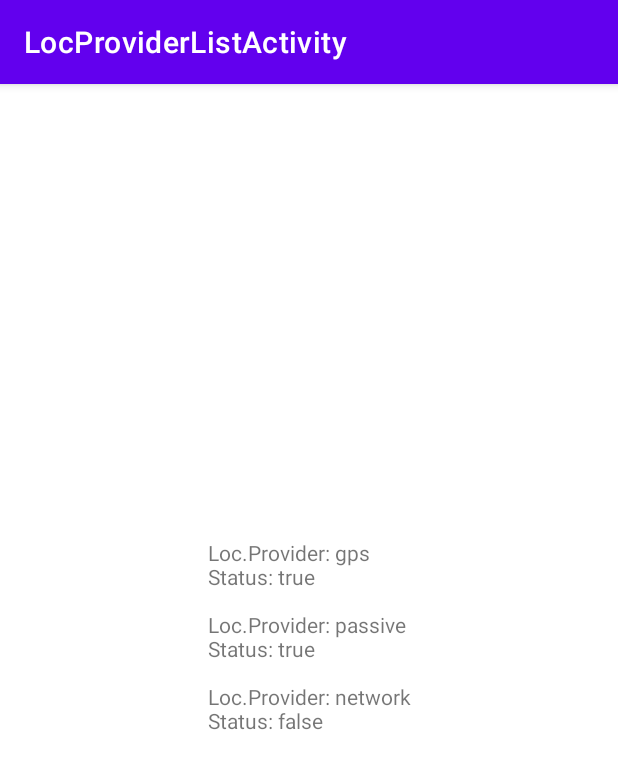
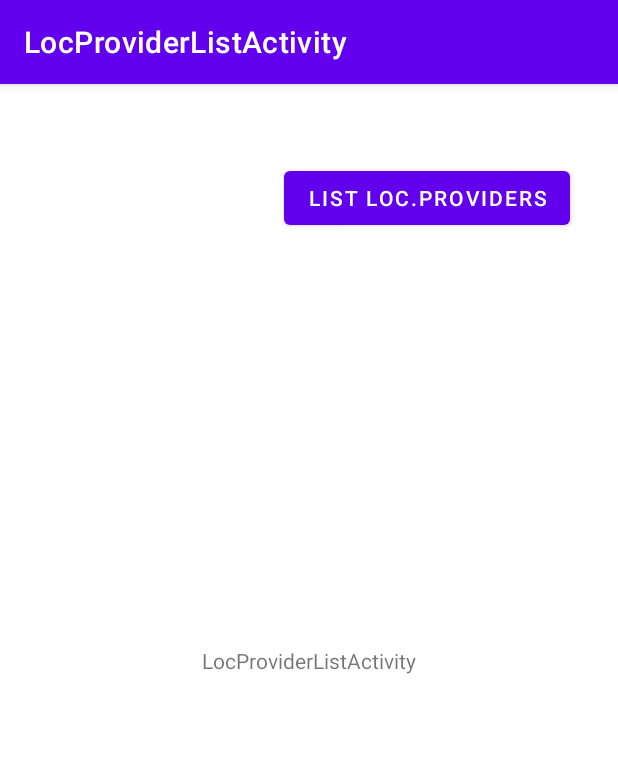
Before and after one commit to oolozl/LocProviderList, an Android app: the screen it shows after launch (LocProviderListActivity), on a phone screen of 412 x 824 dp. Shown: the top 769 px of the screen. Run offline under Robolectric (Android 15) with nearby library versions, the phone set to English and light mode, and no system bars.

Commit message:
added button

```diff
--- a/app/src/main/java/com/example/locproviderlist/LocProviderListActivity.java
+++ b/app/src/main/java/com/example/locproviderlist/LocProviderListActivity.java
@@ -4,6 +4,8 @@ import androidx.appcompat.app.AppCompatActivity;
 
 import android.location.LocationManager;
 import android.os.Bundle;
+import android.view.View;
+import android.widget.Button;
 import android.widget.TextView;
 
 import java.util.List;
@@ -12,6 +14,7 @@ public class LocProviderListActivity extends AppCompatActivity {
     TextView mTextView;
     LocationManager lm;
     List<String> locProvList;
+    Button mButton;
 
     @Override
     protected void onCreate(Bundle savedInstanceState) {
@@ -19,15 +22,25 @@ public class LocProviderListActivity extends AppCompatActivity {
         setContentView(R.layout.activity_main);
 
         mTextView = findViewById(R.id.txtOutput);
-        lm=(LocationManager)getSystemService(LOCATION_SERVICE);
+        mButton = findViewById(R.id.button);
+        mButton.setOnClickListener(new View.OnClickListener() {
+            @Override
+            public void onClick(View v) {
+
+                lm = (LocationManager) getSystemService(LOCATION_SERVICE);
 
                 locProvList = lm.getAllProviders();
 
                 String s = "";
-        for(int i = 0; i < locProvList.size(); i++){
+                for (int i = 0; i < locProvList.size(); i++) {
                     s += "Loc.Provider: " + locProvList.get(i) + "\n"
                             + "Status: " + lm.isProviderEnabled(locProvList.get(i)) + "\n\n";
                 }
                 mTextView.setText(s);
             }
+
+
+        });
+
     }
+}
--- a/app/src/main/res/layout/activity_main.xml
+++ b/app/src/main/res/layout/activity_main.xml
@@ -16,4 +16,15 @@
         app:layout_constraintRight_toRightOf="parent"
         app:layout_constraintTop_toTopOf="parent" />
 
+    <Button
+        android:id="@+id/button"
+        android:layout_width="wrap_content"
+        android:layout_height="wrap_content"
+        android:layout_marginTop="52dp"
+        android:layout_marginEnd="32dp"
+        android:layout_marginRight="32dp"
+        android:text="List loc.providers"
+        app:layout_constraintEnd_toEndOf="parent"
+        app:layout_constraintTop_toTopOf="parent" />
+
 </androidx.constraintlayout.widget.ConstraintLayout>
```
Lines whose indentation alone changed are shown as unchanged.
